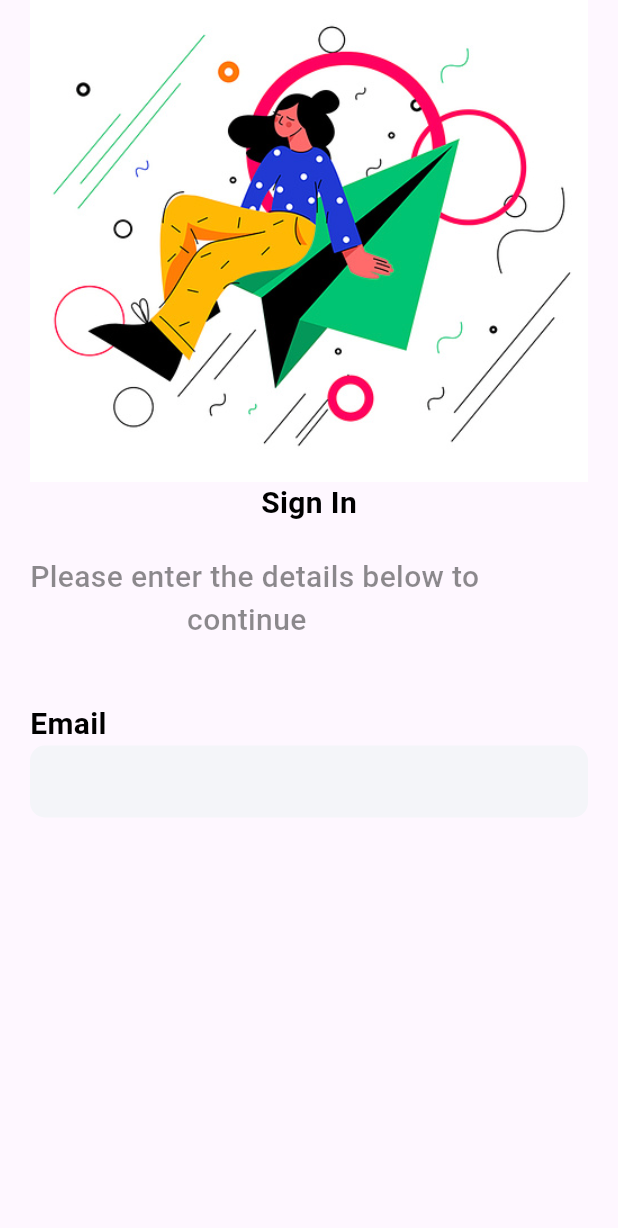
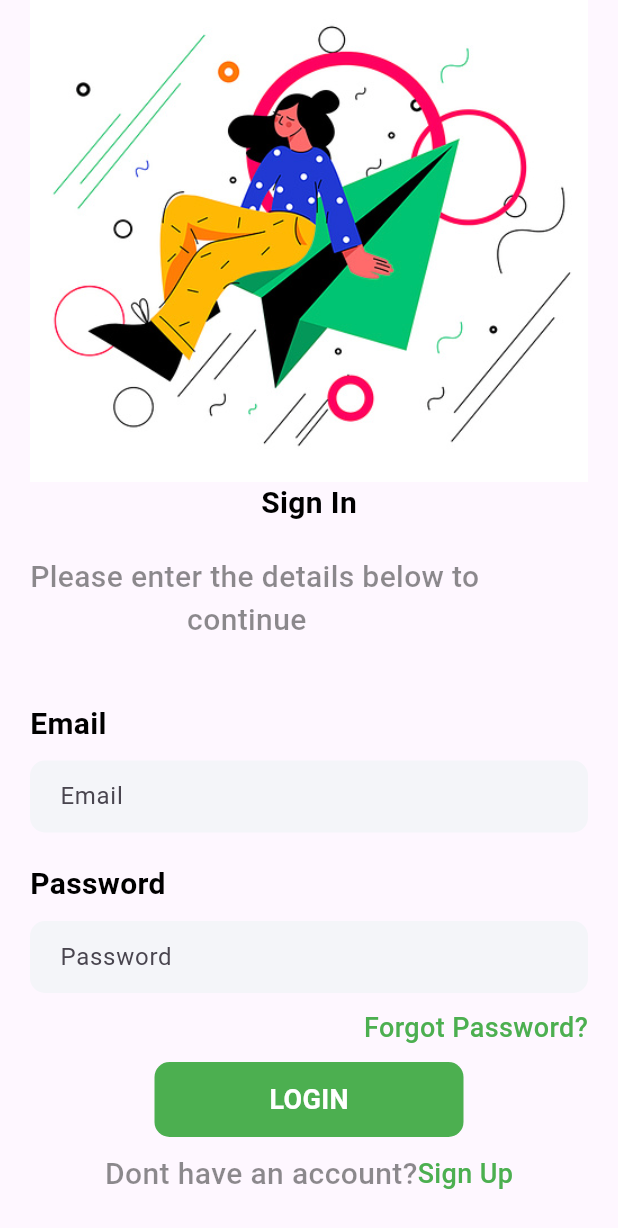
Before and after one commit to Sarinaryal/fullstack_shopping_app_flutter, a Flutter app: the screen it shows after launch, on a phone screen of 412 x 824 dp. Shown: the top 1228 px of the screen. Run offline on Flutter 3.47's test engine with Material 3 defaults, Android fonts, the light colour scheme and no system bars; our stand-ins replace curved_navigation_bar.

Commit message:
login page UI design

```diff
--- a/lib/main.dart
+++ b/lib/main.dart
@@ -32,7 +32,6 @@ class MyApp extends StatelessWidget {
 
       //home: Onboarding(),
       //home: Home(),
-
       //home: BottomNav(),
       //home: ProductDetail(),
       home: Login(),
--- a/lib/pages/login.dart
+++ b/lib/pages/login.dart
@@ -13,6 +13,7 @@ class _LoginState extends State<Login> {
   Widget build(BuildContext context) {
     return Scaffold(
       body: SafeArea(
+        child: SingleChildScrollView(
           child: Container(
             margin: EdgeInsets.only(left: 20, right: 20),
             child: Column(
@@ -31,18 +32,107 @@ class _LoginState extends State<Login> {
                 ),
                 SizedBox(height: 40),
 
+                //Input Email field
                 Text('Email', style: AppWidget.mediumTextStyle()),
+                SizedBox(height: 10),
+
                 Container(
+                  padding: EdgeInsets.only(left: 20),
                   decoration: BoxDecoration(
                     color: Color(0xFFF4F5F9),
                     borderRadius: BorderRadius.circular(10),
                   ),
 
                   child: TextField(
-                  decoration: InputDecoration(border: InputBorder.none),
+                    decoration: InputDecoration(
+                      border: InputBorder.none,
+                      hintText: 'Email',
+                    ),
+                  ),
+                ),
+
+                //Input Password Field
+                SizedBox(height: 20),
+
+                Text('Password', style: AppWidget.mediumTextStyle()),
+                SizedBox(height: 10),
+
+                Container(
+                  padding: EdgeInsets.only(left: 20),
+                  decoration: BoxDecoration(
+                    color: Color(0xFFF4F5F9),
+                    borderRadius: BorderRadius.circular(10),
+                  ),
+
+                  child: TextField(
+                    decoration: InputDecoration(
+                      border: InputBorder.none,
+                      hintText: 'Password',
+                    ),
+                  ),
+                ),
+                SizedBox(height: 10),
+
+                //Forgot Paasword field
+                Row(
+                  mainAxisAlignment: MainAxisAlignment.end,
+                  children: [
+                    Text(
+                      'Forgot Password?',
+                      style: TextStyle(
+                        color: Colors.green,
+                        fontSize: 18,
+                        fontWeight: FontWeight.w500,
                       ),
                     ),
                   ],
+                ),
+                SizedBox(height: 10),
+
+                //login button
+                Center(
+                  child: Container(
+                    width: MediaQuery.of(context).size.width / 2,
+                    padding: EdgeInsets.symmetric(vertical: 12),
+                    decoration: BoxDecoration(
+                      color: Colors.green,
+                      borderRadius: BorderRadius.circular(10),
+                    ),
+                    child: Center(
+                      child: Text(
+                        'LOGIN',
+                        style: TextStyle(
+                          color: Colors.white,
+                          fontSize: 18,
+                          fontWeight: FontWeight.bold,
+                        ),
+                      ),
+                    ),
+                  ),
+                ),
+                SizedBox(height: 10),
+
+                //Dont have an account??
+                Row(
+                  mainAxisAlignment: MainAxisAlignment.center,
+                  children: [
+                    Text(
+                      'Dont have an account?',
+                      style: AppWidget.lightTextFieldStyle(),
+                    ),
+
+                    Text(
+                      'Sign Up',
+                      style: TextStyle(
+                        color: Colors.green,
+                        fontSize: 18,
+                        fontWeight: FontWeight.w500,
+                      ),
+                    ),
+                  ],
+                ),
+              ],
+            ),
           ),
         ),
       ),
```
Lines whose indentation alone changed are shown as unchanged.
